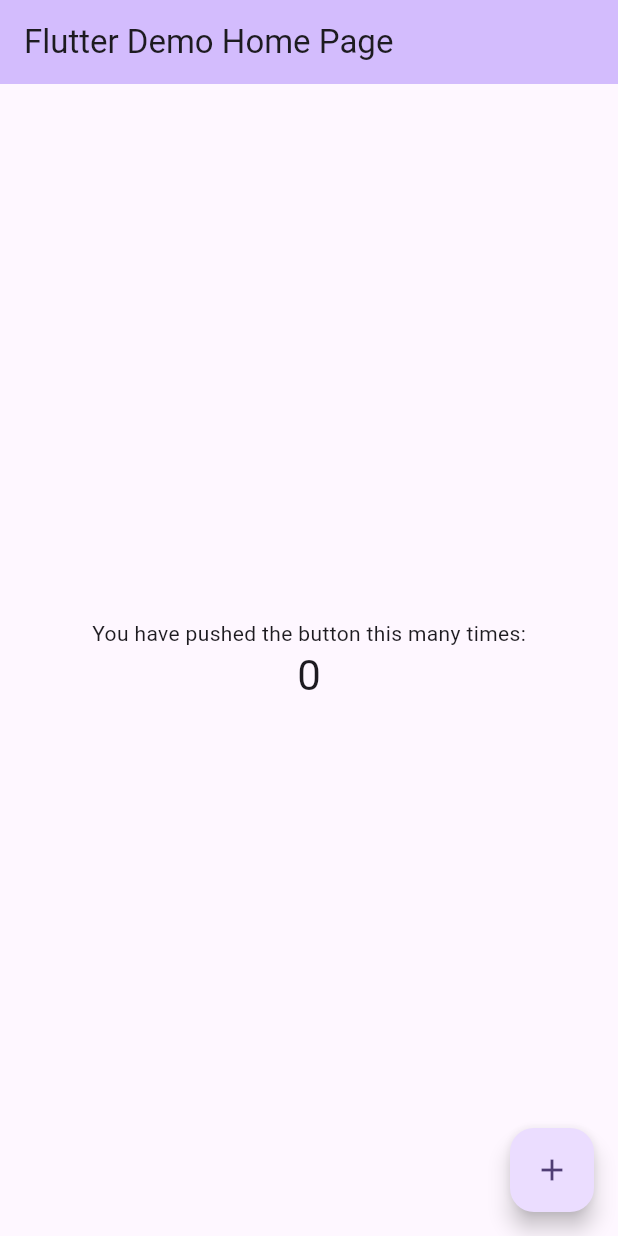
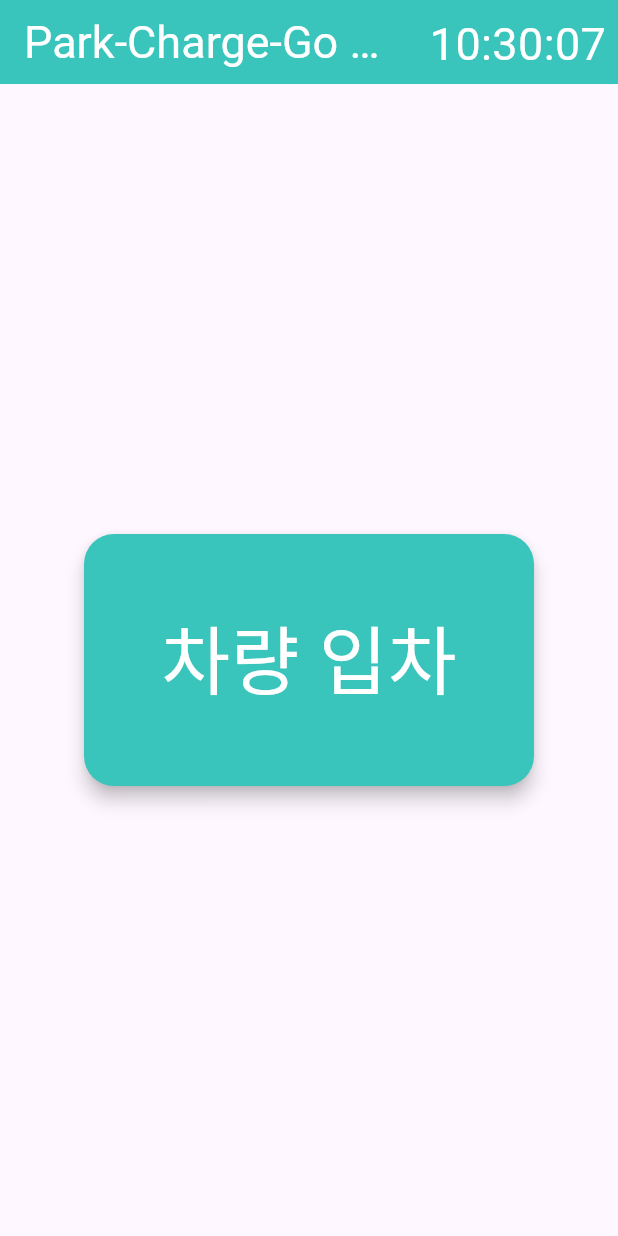
Before and after one commit to SPACE-AXE/pcg-pos-front, a Flutter app: the screen it shows after launch, on a phone screen of 412 x 824 dp. Run offline on Flutter 3.47's test engine with Material 3 defaults, Android fonts, the light colour scheme and no system bars; missing offline and left inert: dart:ffi.

Commit message:
pcg_charger의 페이지를 이식받아옴

```diff
--- a/lib/main.dart
+++ b/lib/main.dart
@@ -1,4 +1,11 @@
+import 'dart:async';
+import 'dart:ffi';
+
 import 'package:flutter/material.dart';
+import 'package:intl/intl.dart';
+import 'package:pcg_pos/screens/carnumpage/car_num_page.dart';
+import 'package:pcg_pos/screens/mainpage/main_page.dart';
+import 'package:pcg_pos/screens/numchkpage/number_check_page.dart';
 
 void main() {
   runApp(const MyApp());
@@ -7,119 +14,20 @@
 class MyApp extends StatelessWidget {
   const MyApp({super.key});
 
-  // This widget is the root of your application.
   @override
   Widget build(BuildContext context) {
     return MaterialApp(
-      title: 'Flutter Demo',
+      debugShowCheckedModeBanner: false,
+      title: 'pcg_pos_front',
       theme: ThemeData(
-        // This is the theme of your application.
-        //
-        // TRY THIS: Try running your application with "flutter run". You'll see
-        // the application has a purple toolbar. Then, without quitting the app,
-        // try changing the seedColor in the colorScheme below to Colors.green
-        // and then invoke "hot reload" (save your changes or press the "hot
-        // reload" button in a Flutter-supported IDE, or press "r" if you used
-        // the command line to start the app).
-        //
-        // Notice that the counter didn't reset back to zero; the application
-        // state is not lost during the reload. To reset the state, use hot
-        // restart instead.
-        //
-        // This works for code too, not just values: Most code changes can be
-        // tested with just a hot reload.
         colorScheme: ColorScheme.fromSeed(seedColor: Colors.deepPurple),
         useMaterial3: true,
       ),
-      home: const MyHomePage(title: 'Flutter Demo Home Page'),
+      routes: {
+        '/': (context) => const MyHomePage(title: 'Park-Charge-Go POS'),
+        '/carnum': (context) =>
+            const NumberCheckPage(title: 'Park-Charge-Go POS'),
+      },
     );
   }
 }
-
-class MyHomePage extends StatefulWidget {
-  const MyHomePage({super.key, required this.title});
-
-  // This widget is the home page of your application. It is stateful, meaning
-  // that it has a State object (defined below) that contains fields that affect
-  // how it looks.
-
-  // This class is the configuration for the state. It holds the values (in this
-  // case the title) provided by the parent (in this case the App widget) and
-  // used by the build method of the State. Fields in a Widget subclass are
-  // always marked "final".
-
-  final String title;
-
-  @override
-  State<MyHomePage> createState() => _MyHomePageState();
-}
-
-class _MyHomePageState extends State<MyHomePage> {
-  int _counter = 0;
-
-  void _incrementCounter() {
-    setState(() {
-      // This call to setState tells the Flutter framework that something has
-      // changed in this State, which causes it to rerun the build method below
-      // so that the display can reflect the updated values. If we changed
-      // _counter without calling setState(), then the build method would not be
-      // called again, and so nothing would appear to happen.
-      _counter++;
-    });
-  }
-
-  @override
-  Widget build(BuildContext context) {
-    // This method is rerun every time setState is called, for instance as done
-    // by the _incrementCounter method above.
-    //
-    // The Flutter framework has been optimized to make rerunning build methods
-    // fast, so that you can just rebuild anything that needs updating rather
-    // than having to individually change instances of widgets.
-    return Scaffold(
-      appBar: AppBar(
-        // TRY THIS: Try changing the color here to a specific color (to
-        // Colors.amber, perhaps?) and trigger a hot reload to see the AppBar
-        // change color while the other colors stay the same.
-        backgroundColor: Theme.of(context).colorScheme.inversePrimary,
-        // Here we take the value from the MyHomePage object that was created by
-        // the App.build method, and use it to set our appbar title.
-        title: Text(widget.title),
-      ),
-      body: Center(
-        // Center is a layout widget. It takes a single child and positions it
-        // in the middle of the parent.
-        child: Column(
-          // Column is also a layout widget. It takes a list of children and
-          // arranges them vertically. By default, it sizes itself to fit its
-          // children horizontally, and tries to be as tall as its parent.
-          //
-          // Column has various properties to control how it sizes itself and
-          // how it positions its children. Here we use mainAxisAlignment to
-          // center the children vertically; the main axis here is the vertical
-          // axis because Columns are vertical (the cross axis would be
-          // horizontal).
-          //
-          // TRY THIS: Invoke "debug painting" (choose the "Toggle Debug Paint"
-          // action in the IDE, or press "p" in the console), to see the
-          // wireframe for each widget.
-          mainAxisAlignment: MainAxisAlignment.center,
-          children: <Widget>[
-            const Text(
-              'You have pushed the button this many times:',
-            ),
-            Text(
-              '$_counter',
-              style: Theme.of(context).textTheme.headlineMedium,
-            ),
-          ],
-        ),
-      ),
-      floatingActionButton: FloatingActionButton(
-        onPressed: _incrementCounter,
-        tooltip: 'Increment',
-        child: const Icon(Icons.add),
-      ), // This trailing comma makes auto-formatting nicer for build methods.
-    );
-  }
-}
--- /dev/null
+++ b/lib/screens/mainpage/main_page.dart
@@ -0,0 +1,46 @@
+import 'package:flutter/material.dart';
+import 'package:pcg_pos/screens/mainpage/widget/app_bar.dart';
+import 'package:pcg_pos/widget/MyElevatedBtn.dart';
+
+class MyHomePage extends StatefulWidget {
+  const MyHomePage({super.key, required this.title});
+
+  final String title;
+
+  @override
+  State<MyHomePage> createState() => _MyHomePageState();
+}
+
+class _MyHomePageState extends State<MyHomePage> {
+  int _currentIndex = 0;
+  late List<Widget> _pages;
+
+  @override
+  void initState() {
+    super.initState();
+  }
+
+  @override
+  Widget build(BuildContext context) {
+    return Scaffold(
+      appBar: MyAppBar(title: widget.title),
+      body: Center(
+        child: Column(
+          mainAxisAlignment: MainAxisAlignment.center,
+          children: <Widget>[
+            SizedBox(
+              width: 300,
+              height: 168,
+              child: MyElevatedBtn(
+                onPressed: () {
+                  Navigator.pushNamed(context, '/carnum');
+                },
+                text: '차량 입차',
+              ),
+            )
+          ],
+        ),
+      ),
+    );
+  }
+}
--- /dev/null
+++ b/lib/screens/mainpage/widget/app_bar.dart
@@ -0,0 +1,29 @@
+import 'package:flutter/material.dart';
+import 'package:pcg_pos/widget/cur_time.dart';
+
+class MyAppBar extends StatelessWidget implements PreferredSizeWidget {
+  final String title;
+  const MyAppBar({super.key, required this.title});
+
+  @override
+  Widget build(BuildContext context) {
+    return AppBar(
+      backgroundColor: const Color(0xff39c5bb),
+      title: Text(title),
+      titleTextStyle: const TextStyle(color: Colors.white, fontSize: 30),
+      actions: [
+        Builder(
+          builder: (context) {
+            return const Padding(
+              padding: EdgeInsets.all(8.0),
+              child: CurrentTime(),
+            );
+          },
+        ),
+      ],
+    );
+  }
+
+  @override
+  Size get preferredSize => const Size.fromHeight(kToolbarHeight);
+}
--- /dev/null
+++ b/lib/widget/MyElevatedBtn.dart
@@ -0,0 +1,33 @@
+import 'package:flutter/material.dart';
+
+class MyElevatedBtn extends StatelessWidget {
+  final String text;
+  final VoidCallback? onPressed;
+
+  const MyElevatedBtn({
+    super.key,
+    required this.text,
+    this.onPressed,
+  });
+
+  @override
+  Widget build(BuildContext context) {
+    return ElevatedButton(
+      style: ElevatedButton.styleFrom(
+        alignment: Alignment.center,
+        fixedSize: const Size(180, 80),
+        backgroundColor: const Color(0xff39c5bb),
+        foregroundColor: Colors.white,
+        elevation: 5,
+        shape: RoundedRectangleBorder(
+          borderRadius: BorderRadius.circular(20),
+        ),
+      ),
+      onPressed: onPressed,
+      child: Text(
+        text,
+        style: const TextStyle(fontSize: 50),
+      ),
+    );
+  }
+}
--- /dev/null
+++ b/lib/widget/cur_time.dart
@@ -0,0 +1,40 @@
+import 'dart:async';
+
+import 'package:flutter/material.dart';
+import 'package:intl/intl.dart';
+
+class CurrentTime extends StatefulWidget {
+  const CurrentTime({super.key});
+
+  @override
+  State<CurrentTime> createState() => _CurrentTimeState();
+}
+
+class _CurrentTimeState extends State<CurrentTime> {
+  String _currentTime = "";
+
+  @override
+  void initState() {
+    super.initState();
+    _updateTime();
+    Timer.periodic(const Duration(seconds: 1), (timer) {
+      _updateTime();
+    });
+  }
+
+  void _updateTime() {
+    if (mounted) {
+      setState(() {
+        _currentTime = DateFormat.Hms().format(DateTime.now());
+      });
+    }
+  }
+
+  @override
+  Widget build(BuildContext context) {
+    return Text(
+      _currentTime,
+      style: const TextStyle(color: Colors.white, fontSize: 30),
+    );
+  }
+}
--- a/pubspec.yaml
+++ b/pubspec.yaml
@@ -35,6 +35,7 @@ dependencies:
   # The following adds the Cupertino Icons font to your application.
   # Use with the CupertinoIcons class for iOS style icons.
   cupertino_icons: ^1.0.6
+  intl: ^0.19.0
 
 dev_dependencies:
   flutter_test:
@@ -45,7 +46,7 @@ dev_dependencies:
   # activated in the `analysis_options.yaml` file located at the root of your
   # package. See that file for information about deactivating specific lint
   # rules and activating additional ones.
-  flutter_lints: ^3.0.0
+  flutter_lints: ^4.0.0
 
 # For information on the generic Dart part of this file, see the
 # following page: https://dart.dev/tools/pub/pubspec
```
Also changed, not shown: lib/screens/carnumpage/car_num_page.dart (added, +28 -0 lines), lib/screens/numchkpage/number_check_page.dart (added, +36 -0 lines), lib/screens/numchkpage/widget/animation_container.dart (added, +130 -0 lines), pubspec.lock.
